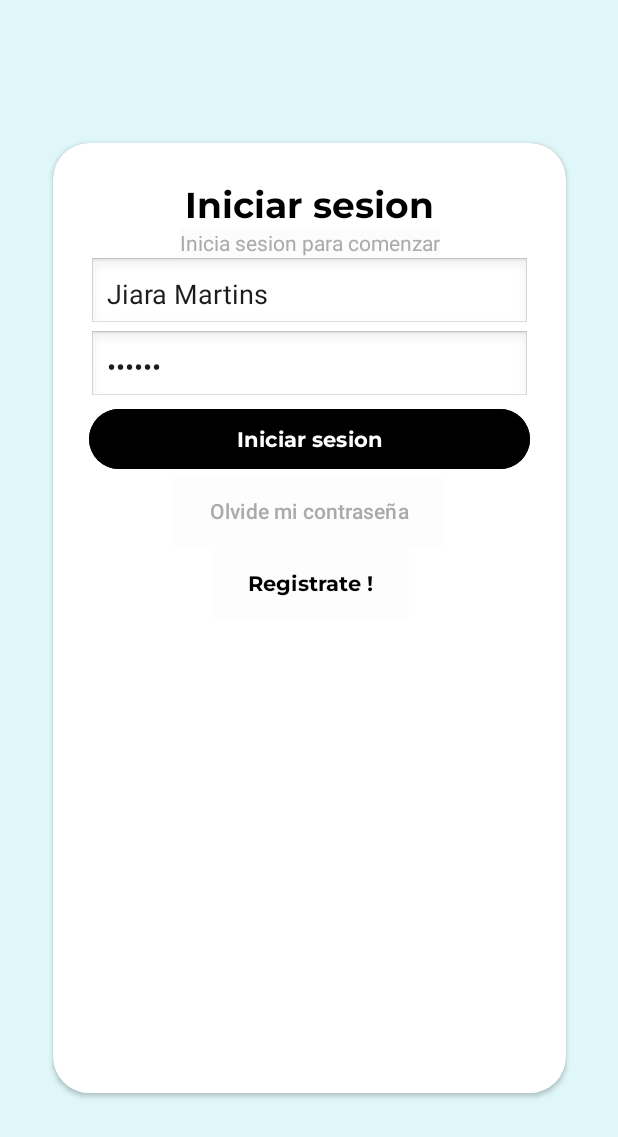
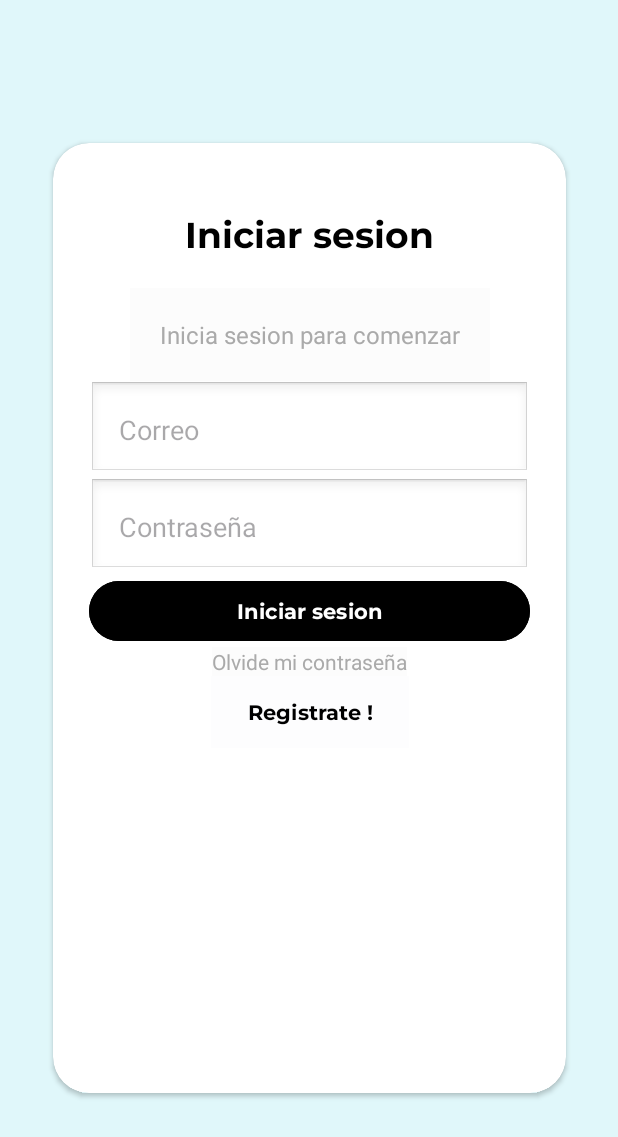
Before and after one commit to Zunfe/ogcmv_2, an Android app: the Login screen opened directly, with no data from a screen before it, on a phone screen of 412 x 824 dp. Shown: the top 1137 px of the screen. Run offline under Robolectric (Android 15) with nearby library versions, the phone set to English and light mode, and no system bars; our stand-ins replace Firebase (no records; nobody signed in at launch, a user with empty details on screens opened directly).

Commit message:
Commit Inicio de sesion y ajutes de activity_Login

```diff
--- a/app/src/main/java/com/felipezuniga/ogcmv_2/Login.java
+++ b/app/src/main/java/com/felipezuniga/ogcmv_2/Login.java
@@ -1,18 +1,42 @@
 package com.felipezuniga.ogcmv_2;
 
+import android.app.ProgressDialog;
 import android.content.Intent;
 import android.os.Bundle;
+import android.text.TextUtils;
+import android.util.Patterns;
 import android.view.View;
 import android.widget.Button;
+import android.widget.EditText;
+import android.widget.TextView;
+import android.widget.Toast;
 
 import androidx.activity.EdgeToEdge;
+import androidx.annotation.NonNull;
+import androidx.appcompat.app.ActionBar;
 import androidx.appcompat.app.AppCompatActivity;
 import androidx.core.graphics.Insets;
 import androidx.core.view.ViewCompat;
 import androidx.core.view.WindowInsetsCompat;
 
+import com.google.android.gms.tasks.OnCompleteListener;
+import com.google.android.gms.tasks.OnFailureListener;
+import com.google.android.gms.tasks.Task;
+import com.google.firebase.auth.AuthResult;
+import com.google.firebase.auth.FirebaseAuth;
+import com.google.firebase.auth.FirebaseUser;
+
 public class Login extends AppCompatActivity {
-Button forgotPassword,register;
+
+    //Declaracion de componentes del layout
+    EditText password_login, email_login;
+    Button register, loginButton;
+    TextView forgotPassword;
+    //Elementos de uso para la logica del inicio de sesion
+    ProgressDialog progressDialog;
+    FirebaseAuth firebaseAuth;
+    //Validacion de los datos en los EditText
+    String correo, contrasena;
 
     @Override
     protected void onCreate(Bundle savedInstanceState) {
@@ -20,22 +44,86 @@ Button forgotPassword,register;
         EdgeToEdge.enable(this);
         setContentView(R.layout.activity_login);
 
+        ActionBar actionBar = getSupportActionBar();
 
+        email_login = findViewById(R.id.email_login);
+        password_login = findViewById(R.id.password_login);
+        loginButton = findViewById(R.id.loginButton);
         forgotPassword = findViewById(R.id.forgotPassword);
         register = findViewById(R.id.register);
 
-        forgotPassword.setOnClickListener(new View.OnClickListener() {
+        //Implementacion de Firebase BD
+        firebaseAuth = FirebaseAuth.getInstance();
+        progressDialog = new ProgressDialog(Login.this);
+        progressDialog.setTitle("Espere por favor");
+        progressDialog.setCanceledOnTouchOutside(false);
+
+        // Evento que valida los datos del usuario al Iniciar sesion
+        loginButton.setOnClickListener(new View.OnClickListener() {
             @Override
             public void onClick(View v) {
-                startActivity(new Intent(Login.this,Pantalla_Carga.class));
+                ValidarDatos();
             }
         });
+
+        /*forgotPassword.setOnClickListener(new View.OnClickListener() {
+            @Override
+            public void onClick(View v) {
+                startActivity(new Intent(Login.this, Pantalla_Carga.class));
+            }
+        });*/
+
+        // Evento que envia al usuario al Formulario de Registro
         register.setOnClickListener(new View.OnClickListener() {
             @Override
             public void onClick(View v) {
                 startActivity(new Intent(Login.this, Registro.class));
             }
         });
+    }
+
+    private void ValidarDatos() {
+
+        correo = email_login.getText().toString();
+        contrasena = password_login.getText().toString();
+
+        if (!Patterns.EMAIL_ADDRESS.matcher(correo).matches()) {
+            Toast.makeText(this, "Correo Invalido!", Toast.LENGTH_SHORT).show();
+        } else if (TextUtils.isEmpty(contrasena)) {
+            Toast.makeText(this,"Ingrese su contraseña", Toast.LENGTH_SHORT).show();
+        }
+        else {
+            LoginUsuario();
+        }
+    }
+
+    private void LoginUsuario() {
+        progressDialog.setMessage("Iniciando sesion...");
+        progressDialog.show();
+
+        firebaseAuth.signInWithEmailAndPassword(correo,contrasena)
+                .addOnCompleteListener(Login.this, new OnCompleteListener<AuthResult>() {
+                    @Override
+                    public void onComplete(@NonNull Task<AuthResult> task) {
+                        if(task.isSuccessful()){
+                            progressDialog.dismiss();
+                            FirebaseUser user = firebaseAuth.getCurrentUser();
+                            startActivity(new Intent(Login.this, Menu.class));
+                            Toast.makeText(Login.this, "Bienvenido(a): "+user.getEmail(), Toast.LENGTH_SHORT).show();
+                            finish();
+                        }
+                        else {
+                            progressDialog.dismiss();
+                            Toast.makeText(Login.this, "Verifique si el correo y contraseña son los correctos", Toast.LENGTH_SHORT).show();
+                        }
+                    }
+                }).addOnFailureListener(new OnFailureListener() {
+                    @Override
+                    public void onFailure(@NonNull Exception e) {
+                        Toast.makeText(Login.this, ""+e.getMessage(), Toast.LENGTH_SHORT).show();
+                    }
+                });
 
     }
+
 }
--- a/app/src/main/java/com/felipezuniga/ogcmv_2/Registro.java
+++ b/app/src/main/java/com/felipezuniga/ogcmv_2/Registro.java
@@ -125,7 +125,7 @@ private void ValidarDatos(){
     }
 
     private void GuardarInformacion() {
-        progressDialog.setMessage("Guardando su imformacion");
+        progressDialog.setMessage("Guardando su informacion");
         progressDialog.dismiss();
 
         //Obtener datos de usuario actual
--- a/app/src/main/res/layout/activity_login.xml
+++ b/app/src/main/res/layout/activity_login.xml
@@ -21,6 +21,8 @@
         app:layout_constraintWidth_percent="0.9"
         app:layout_constraintHeight_percent="0.8">
 
+
+
         <androidx.constraintlayout.widget.ConstraintLayout
             android:layout_width="match_parent"
             android:layout_height="match_parent"
@@ -33,6 +35,7 @@
                 android:text="Iniciar sesion"
                 android:textSize="24sp"
                 android:textStyle="bold"
+                android:padding="20dp"
                 android:textColor="@android:color/black"
                 android:fontFamily="@font/montserrat_bold"
                 app:layout_constraintTop_toTopOf="parent"
@@ -44,7 +47,8 @@
                 android:layout_width="wrap_content"
                 android:layout_height="wrap_content"
                 android:text="Inicia sesion para comenzar"
-                android:textSize="14sp"
+                android:textSize="16sp"
+                android:padding="20dp"
                 android:background="@color/cardview_shadow_end_color"
                 android:textColor="@android:color/darker_gray"
                 app:layout_constraintTop_toBottomOf="@+id/title"
@@ -53,13 +57,12 @@
                 <!--app:layout_constraintTop_margin="8dp"-->
 
             <EditText
-                android:id="@+id/name"
+                android:id="@+id/email_login"
                 android:layout_width="0dp"
                 android:layout_height="wrap_content"
-                android:hint="Nombre"
-                android:text="Jiara Martins"
+                android:hint="Correo"
                 android:background="@android:drawable/edit_text"
-                android:padding="12dp"
+                android:padding="20dp"
                 app:layout_constraintTop_toBottomOf="@+id/subtitle"
                 app:layout_constraintStart_toStartOf="parent"
                 app:layout_constraintEnd_toEndOf="parent"
@@ -67,18 +70,20 @@
                 <!--app:layout_constraintTop_margin="16dp"-->
 
             <EditText
-                android:id="@+id/password"
+                android:id="@+id/password_login"
                 android:layout_width="0dp"
                 android:layout_height="wrap_content"
                 android:hint="Contraseña"
-                android:text="******"
                 android:background="@android:drawable/edit_text"
-                android:padding="12dp"
+                android:padding="20dp"
                 android:inputType="textPassword"
-                app:layout_constraintTop_toBottomOf="@+id/name"
+                app:passwordToggleEnabled="true"
+                app:layout_constraintTop_toBottomOf="@+id/email_login"
                 app:layout_constraintStart_toStartOf="parent"
                 app:layout_constraintEnd_toEndOf="parent"
-                app:layout_constraintWidth_percent="1.0"/>
+                app:layout_constraintWidth_percent="1.0"
+                />
+
             <!--app:layout_constraintTop_margin="16dp"-->
 
             <Button
@@ -89,13 +94,13 @@
                 android:backgroundTint="@android:color/black"
                 android:textColor="@android:color/white"
                 android:fontFamily="@font/montserrat_bold"
-                app:layout_constraintTop_toBottomOf="@+id/password"
+                app:layout_constraintTop_toBottomOf="@+id/password_login"
                 app:layout_constraintStart_toStartOf="parent"
                 app:layout_constraintEnd_toEndOf="parent"
                 app:layout_constraintWidth_percent="1.0"/>
             <!--app:layout_constraintTop_margin="16dp"-->
 
-            <Button
+            <TextView
                 android:id="@+id/forgotPassword"
                 android:layout_width="wrap_content"
                 android:layout_height="wrap_content"
--- a/app/src/main/res/values/strings.xml
+++ b/app/src/main/res/values/strings.xml
@@ -18,4 +18,7 @@
 
 
 
+
+
+
 </resources>
```
